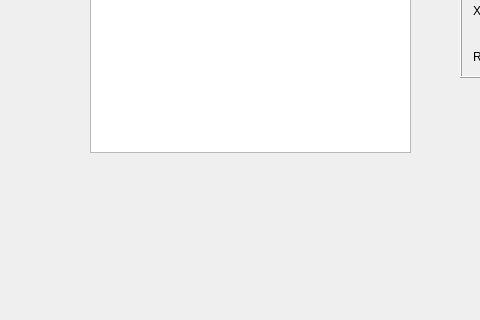
Qt form OpenGLFramework/UIQT/uiqt.ui (SamuelDaigle/OpenGLFramework) before a commit; both pictures show x 0 to 480 and y 278 to 598 of the 903 by 598 pixel window.
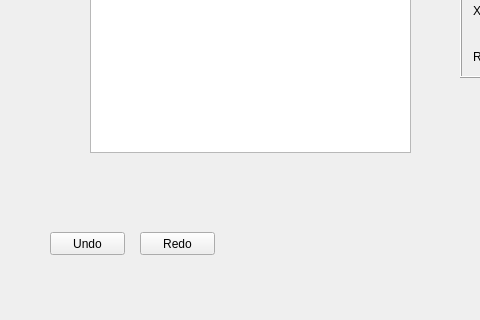
The same form after that commit.

The edit to the form file:
```diff
--- a/OpenGLFramework/UIQT/uiqt.ui
+++ b/OpenGLFramework/UIQT/uiqt.ui
@@ -553,6 +553,32 @@
      <string>Page</string>
     </property>
    </widget>
+   <widget class="QPushButton" name="undoPushButton">
+    <property name="geometry">
+     <rect>
+      <x>50</x>
+      <y>510</y>
+      <width>75</width>
+      <height>23</height>
+     </rect>
+    </property>
+    <property name="text">
+     <string>Undo</string>
+    </property>
+   </widget>
+   <widget class="QPushButton" name="redoPushButton">
+    <property name="geometry">
+     <rect>
+      <x>140</x>
+      <y>510</y>
+      <width>75</width>
+      <height>23</height>
+     </rect>
+    </property>
+    <property name="text">
+     <string>Redo</string>
+    </property>
+   </widget>
   </widget>
  </widget>
  <layoutdefault spacing="6" margin="11"/>
```
Left out of the diff: 34 changed lines with no effect on the pictures.
